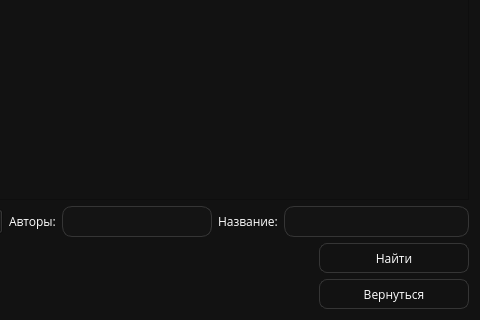
Old version of the form forms/BookLibraryWindow.ui in the repository SMS-message/SchoolProject; both pictures show x 320 to 800 and y 280 to 600 of the 800 by 600 pixel window.
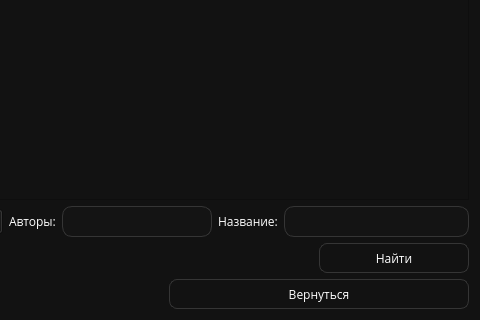
New version of the form.

```diff
--- a/forms/BookLibraryWindow.ui
+++ b/forms/BookLibraryWindow.ui
@@ -319,7 +319,7 @@
       <widget class="QPushButton" name="returnBtn">
        <property name="minimumSize">
         <size>
-         <width>150</width>
+         <width>300</width>
          <height>30</height>
         </size>
        </property>
```
